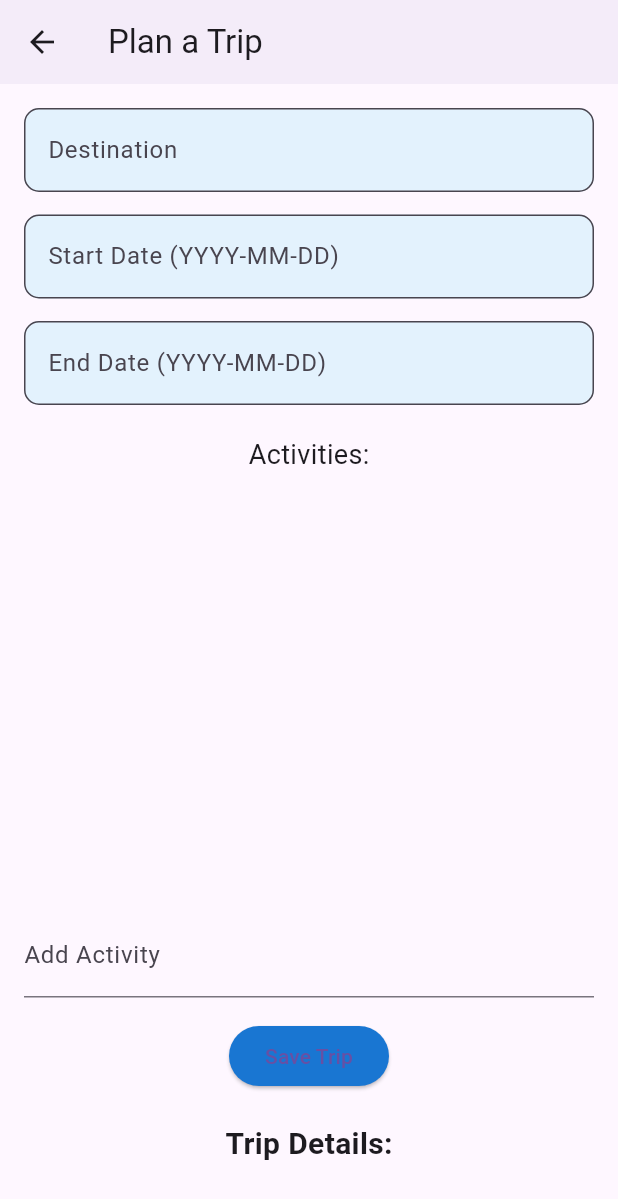
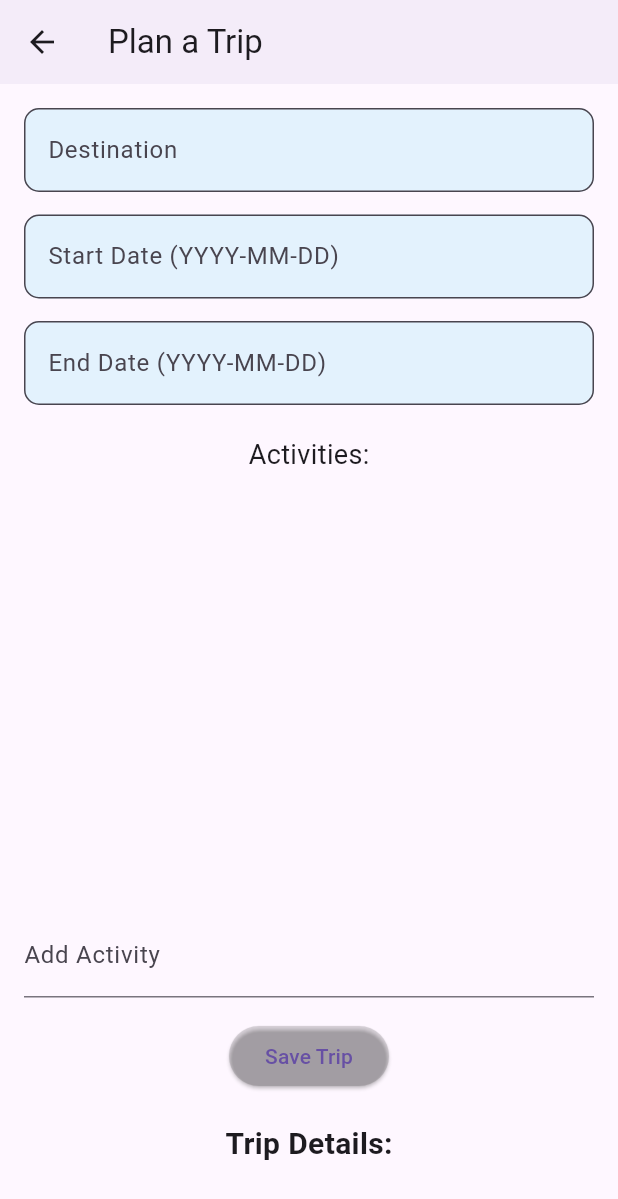
Before and after one commit to sami0100/travel_companion, a Flutter app: the screen it shows after launch, after a tap on "Plan a Trip", on a phone screen of 412 x 824 dp. Shown: the top 1199 px of the screen. Run offline on Flutter 3.47's test engine with Material 3 defaults, Android fonts, the phone set to English and light mode, and no system bars; network calls fail.

Commit message:
ch9,10 commit

```diff
--- /dev/null
+++ b/lib/home.dart
@@ -0,0 +1,226 @@
+import 'package:flutter/material.dart';
+import 'screens/destination_explorer.dart';
+import 'screens/packing_list.dart';
+import 'screens/plan_trip.dart';
+
+import 'screens/grid_view_screen.dart';
+
+class HomeScreen extends StatefulWidget {
+  @override
+  _HomeScreenState createState() => _HomeScreenState();
+}
+
+class _HomeScreenState extends State<HomeScreen> {
+  double _opacityExplore = 1.0;
+  double _opacityPlan = 1.0;
+  double _opacityPacking = 1.0;
+
+  void _onButtonPress(Function onPressed, String button) {
+    setState(() {
+      if (button == "Explore") _opacityExplore = 0.5;
+      if (button == "Plan") _opacityPlan = 0.5;
+      if (button == "Packing") _opacityPacking = 0.5;
+    });
+    Future.delayed(Duration(milliseconds: 150), () {
+      setState(() {
+        if (button == "Explore") _opacityExplore = 1.0;
+        if (button == "Plan") _opacityPlan = 1.0;
+        if (button == "Packing") _opacityPacking = 1.0;
+      });
+      onPressed();
+    });
+  }
+
+  void _navigateToDestination() {
+    Navigator.of(context).push(MaterialPageRoute(builder: (_) => DestinationExplorerScreen()));
+  }
+
+  void _navigateToPlanTrip() {
+    Navigator.of(context).push(MaterialPageRoute(builder: (_) => PlanTripScreen()));
+  }
+
+  void _navigateToPackingList() {
+    Navigator.of(context).push(MaterialPageRoute(builder: (_) => PackingListScreen()));
+  }
+
+  void _onChipTap(String category) {
+    ScaffoldMessenger.of(context).showSnackBar(
+      SnackBar(
+        content: Text('You tapped on $category'),
+      ),
+    );
+  }
+
+  @override
+  Widget build(BuildContext context) {
+    return SafeArea(
+      child: Scaffold(
+        appBar: AppBar(
+          backgroundColor: Colors.blue.shade700, // Ensure a background color that contrasts with the icon
+          title: Row(
+            mainAxisAlignment: MainAxisAlignment.center,
+            mainAxisSize: MainAxisSize.min, // Adjust size to fit content
+            children: [
+              Icon(Icons.flight_takeoff, color: Colors.white), // White color for better contrast
+              SizedBox(width: 10),
+              Text(
+                'Travel Companion',
+                style: TextStyle(
+                  fontSize: 24,
+                  fontWeight: FontWeight.bold,
+                  color: Colors.white, // Ensure the text is also visible
+                ),
+              ),
+            ],
+          ),
+          centerTitle: true,
+          elevation: 2,
+        ),
+
+
+        body: Container(
+          width: double.infinity,
+          decoration: BoxDecoration(
+            gradient: LinearGradient(
+              begin: Alignment.topCenter,
+              end: Alignment.bottomCenter,
+              colors: [Colors.blue.shade300, Colors.blue.shade900],
+            ),
+          ),
+          padding: EdgeInsets.all(16.0),
+          child: Column(
+            mainAxisAlignment: MainAxisAlignment.spaceBetween,
+            crossAxisAlignment: CrossAxisAlignment.center,
+            children: [
+              Expanded(
+                child: Column(
+                  mainAxisAlignment: MainAxisAlignment.center,
+                  children: [
+                    Padding(
+                      padding: const EdgeInsets.only(bottom: 20.0),
+                      child: Text(
+                        'Welcome to Travel Companion!',
+                        style: TextStyle(
+                          fontSize: 28,
+                          fontWeight: FontWeight.bold,
+                          color: Colors.white,
+                        ),
+                      ),
+                    ),
+                    SingleChildScrollView(
+                      scrollDirection: Axis.horizontal,
+                      child: Row(
+                        mainAxisAlignment: MainAxisAlignment.center,
+                        children: [
+                          CircleAvatar(
+                            radius: 40,
+                            backgroundImage: NetworkImage('https://upload.wikimedia.org/wikipedia/commons/e/e6/Paris_Night.jpg'),
+                          ),
+                          SizedBox(width: 10),
+                          CircleAvatar(
+                            radius: 40,
+                            backgroundImage: NetworkImage('https://encrypted-tbn0.gstatic.com/images?q=tbn:ANd9GcTDw-z7Wa2VNfGGQT6sK3JGQGIgZWPKyBZ65g&s'),
+                          ),
+                          SizedBox(width: 10),
+                          CircleAvatar(
+                            radius: 40,
+                            backgroundImage: NetworkImage('https://images.unsplash.com/photo-1540959733332-eab4deabeeaf?q=80&w=1494&auto=format&fit=crop&ixlib=rb-4.0.3&ixid=M3wxMjA3fDB8MHxwaG90by1wYWdlfHx8fGVufDB8fHx8fA%3D%3D'),
+                          ),
+                          SizedBox(width: 10),
+                          CircleAvatar(
+                            radius: 40,
+                            backgroundImage: NetworkImage('https://cdn-imgix.headout.com/tour/20072/TOUR-IMAGE/d85280d5-3c4f-4f54-bd7a-6fc5cc68597f-10732-sydney-sydney-and-bondi-tour-with-sydney-opera-house-tour-01.jpg'),
+                          ),
+                          SizedBox(width: 10),
+                          CircleAvatar(
+                            radius: 40,
+                            backgroundImage: NetworkImage('https://media.tacdn.com/media/attractions-splice-spp-674x446/09/1f/b0/b1.jpg'),
+                          ),
+                        ],
+                      ),
+                    ),
+                    SizedBox(height: 20),
+                    Wrap(
+                      alignment: WrapAlignment.center,
+                      spacing: 10,
+                      runSpacing: 10,
+                      children: [
+                        ElevatedButton(
+                          onPressed: () => Navigator.pushNamed(context, '/grid'),
+                          child: Text('Grid View Destinations'),
+                        ),
+                        ElevatedButton(
+                          onPressed: () => _onButtonPress(_navigateToDestination, "Explore"),
+                          child: Text('Explore Destinations'),
+                        ),
+                        ElevatedButton(
+                          onPressed: () => _onButtonPress(_navigateToPlanTrip, "Plan"),
+                          child: Text('Plan a Trip'),
+                        ),
+                        ElevatedButton(
+                          onPressed: () => _onButtonPress(_navigateToPackingList, "Packing"),
+                          child: Text('Packing List'),
+                        ),
+                      ],
+                    ),
+                  ],
+                ),
+              ),
+              Column(
+                children: [
+                  Divider(),
+                  Row(
+                    mainAxisAlignment: MainAxisAlignment.center,
+                    children: [
+                      Icon(Icons.flight, color: Colors.white, size: 30),
+                      SizedBox(width: 10),
+                      Text(
+                        'Plan your dream trip!',
+                        style: TextStyle(fontSize: 20, color: Colors.white),
+                      ),
+                    ],
+                  ),
+                  SizedBox(height: 20),
+                  Wrap(
+                    alignment: WrapAlignment.center,
+                    spacing: 10,
+                    children: [
+                      GestureDetector(
+                        onTap: () => _onChipTap('Adventure'),
+                        child: Chip(
+                          label: Text('Adventure'),
+                          backgroundColor: Colors.orange.shade100,
+                        ),
+                      ),
+                      GestureDetector(
+                        onTap: () => _onChipTap('Culture'),
+                        child: Chip(
+                          label: Text('Culture'),
+                          backgroundColor: Colors.orange.shade100,
+                        ),
+                      ),
+                      GestureDetector(
+                        onTap: () => _onChipTap('Relaxation'),
+                        child: Chip(
+                          label: Text('Relaxation'),
+                          backgroundColor: Colors.orange.shade100,
+                        ),
+                      ),
+                      GestureDetector(
+                        onTap: () => _onChipTap('Sightseeing'),
+                        child: Chip(
+                          label: Text('Sightseeing'),
+                          backgroundColor: Colors.orange.shade100,
+                        ),
+                      ),
+                    ],
+                  ),
+                ],
+              ),
+            ],
+          ),
+        ),
+      ),
+    );
+  }
+}
--- a/lib/main.dart
+++ b/lib/main.dart
@@ -1,7 +1,6 @@
 import 'package:flutter/material.dart';
-import 'screens/destination_explorer.dart'; // Import the Destination Explorer screen
-import 'screens/packing_list.dart'; // Import the Packing List screen
-import 'screens/plan_trip.dart'; // Import the Plan Trip screen
+import 'home.dart'; // Import the new HomeScreen file
+import 'screens/grid_view_screen.dart'; // Import GridViewScreen to use in the routes
 
 void main() {
   runApp(MyApp());
@@ -15,112 +14,11 @@ class MyApp extends StatelessWidget {
       theme: ThemeData(
         primarySwatch: Colors.blue,
       ),
-      home: HomeScreen(),
+      home: HomeScreen(), // Set HomeScreen as the home widget
+      debugShowCheckedModeBanner: false,
+      routes: {
+        '/grid': (context) => GridViewScreen(), // Ensure this route exists in the project
+      },
     );
   }
 }
-
-class HomeScreen extends StatefulWidget {
-  @override
-  _HomeScreenState createState() => _HomeScreenState();
-}
-
-class _HomeScreenState extends State<HomeScreen> {
-  double _opacityExplore = 1.0;
-  double _opacityPlan = 1.0;
-  double _opacityPacking = 1.0;
-
-  // Function to reduce opacity for button press effect
-  void _onButtonPress(Function onPressed, String button) {
-    setState(() {
-      if (button == "Explore") _opacityExplore = 0.5;
-      if (button == "Plan") _opacityPlan = 0.5;
-      if (button == "Packing") _opacityPacking = 0.5;
-    });
-    Future.delayed(Duration(milliseconds: 150), () {
-      setState(() {
-        if (button == "Explore") _opacityExplore = 1.0;
-        if (button == "Plan") _opacityPlan = 1.0;
-        if (button == "Packing") _opacityPacking = 1.0;
-      });
-      onPressed();
-    });
-  }
-
-  // Correct Navigation to Destination Explorer
-  void _navigateToDestination() {
-    Navigator.of(context).push(MaterialPageRoute(builder: (_) => DestinationExplorerScreen()));
-  }
-
-  void _navigateToPlanTrip() {
-    Navigator.of(context).push(MaterialPageRoute(builder: (_) => PlanTripScreen()));
-  }
-
-  void _navigateToPackingList() {
-    Navigator.of(context).push(MaterialPageRoute(builder: (_) => PackingListScreen()));
-  }
-
-  @override
-  Widget build(BuildContext context) {
-    return Scaffold(
-      appBar: AppBar(
-        title: Text('Travel Companion'),
-        elevation: 2,
-      ),
-      body: SizedBox.expand(
-        child: Container(
-          decoration: BoxDecoration(
-            gradient: LinearGradient(
-              begin: Alignment.topCenter,
-              end: Alignment.bottomCenter,
-              colors: [Colors.blue.shade300, Colors.blue.shade900],
-            ),
-          ),
-          child: Column(
-            mainAxisAlignment: MainAxisAlignment.center,
-            children: [
-              Text(
-                'Welcome to Travel Companion!',
-                style: TextStyle(
-                  fontSize: 28,
-                  fontWeight: FontWeight.bold,
-                  color: Colors.white,
-                ),
-              ),
-              SizedBox(height: 40),
-              // Explore Button
-              AnimatedOpacity(
-                opacity: _opacityExplore,
-                duration: Duration(milliseconds: 150),
-                child: ElevatedButton(
-                  onPressed: () => _onButtonPress(_navigateToDestination, "Explore"),
-                  child: Text('Explore Destinations'),
-                ),
-              ),
-              SizedBox(height: 20),
-              // Plan a Trip Button
-              AnimatedOpacity(
-                opacity: _opacityPlan,
-                duration: Duration(milliseconds: 150),
-                child: ElevatedButton(
-                  onPressed: () => _onButtonPress(_navigateToPlanTrip, "Plan"),
-                  child: Text('Plan a Trip'),
-                ),
-              ),
-              SizedBox(height: 20),
-              // Packing List Button
-              AnimatedOpacity(
-                opacity: _opacityPacking,
-                duration: Duration(milliseconds: 150),
-                child: ElevatedButton(
-                  onPressed: () => _onButtonPress(_navigateToPackingList, "Packing"),
-                  child: Text('Packing List'),
-                ),
-              ),
-            ],
-          ),
-        ),
-      ),
-    );
-  }
-}
--- a/lib/screens/plan_trip.dart
+++ b/lib/screens/plan_trip.dart
@@ -121,7 +121,7 @@ class _PlanTripScreenState extends State<PlanTripScreen> {
               onPressed: _saveTrip, // Call _saveTrip on button press
               child: Text('Save Trip'),
               style: ElevatedButton.styleFrom(
-                backgroundColor: Colors.blue.shade700, // Updated button color
+                backgroundColor: Colors.black12, // Updated button color
                 shape: RoundedRectangleBorder(
                   borderRadius: BorderRadius.circular(20),
                 ),
```
Also changed, not shown: lib/screens/destination_detail.dart (+42 -4 lines), lib/screens/grid_view_screen.dart (added, +62 -0 lines).
